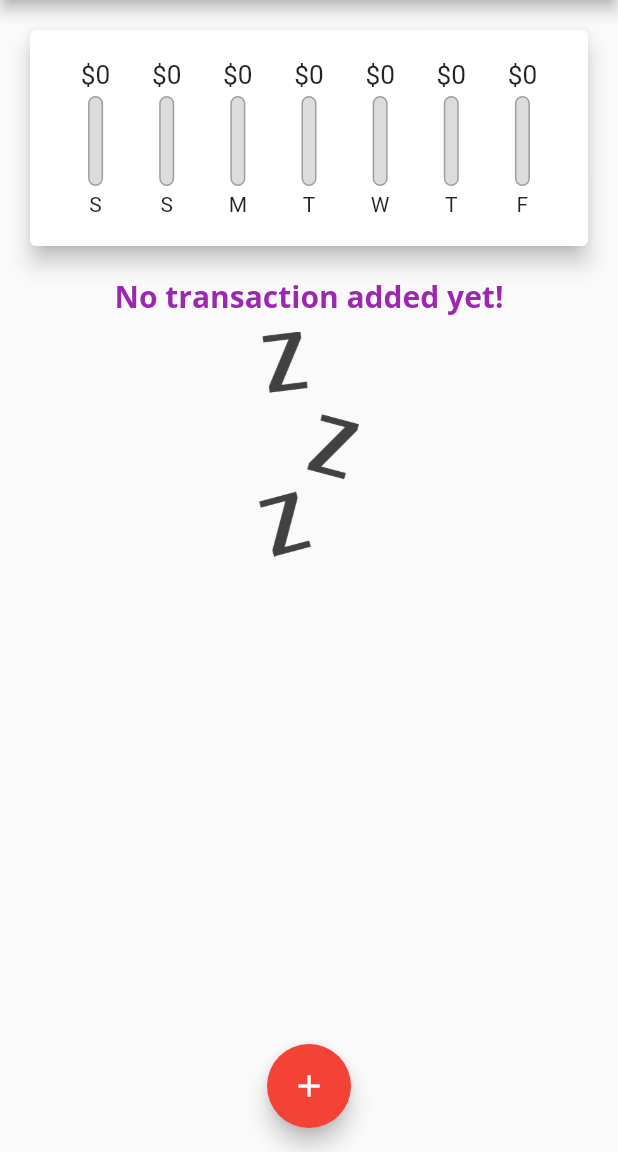
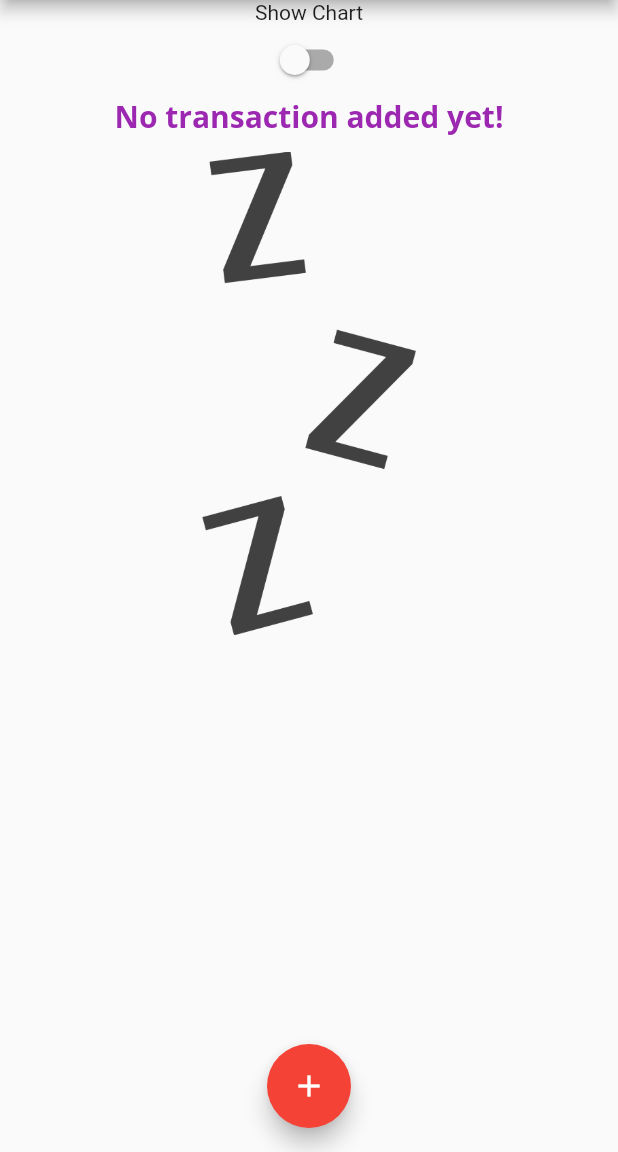
Before and after one commit to terinSeb/Flutter_Expense_Calculator, a Flutter app: the screen it shows after launch, on a phone screen of 412 x 824 dp, the part 84-1236 px from its top. Run offline on Flutter 3.47's test engine with Material 2 defaults, Android fonts, the phone set to English and light mode, and no system bars.

Commit message:
Added LayoutBuilder widget

```diff
--- a/lib/main.dart
+++ b/lib/main.dart
@@ -1,4 +1,5 @@
 import 'package:expense_calculator/widgets/chart.dart';
+// import 'package:flutter/services.dart';
 
 import './widgets/transaction_list.dart';
 
@@ -7,7 +8,14 @@ import 'package:flutter/material.dart';
 
 import 'models/transaction.dart';
 
-void main() => runApp(MyApp());
+void main() {
+  // WidgetsFlutterBinding.ensureInitialized();
+  // SystemChrome.setPreferredOrientations([
+  //   DeviceOrientation.portraitUp,
+  //   DeviceOrientation.portraitDown,
+  // ]);
+  runApp(MyApp());
+}
 
 class MyApp extends StatelessWidget {
   MyApp({Key? key}) : super(key: key);
@@ -95,17 +103,19 @@ class _MyHomePageState extends State<MyHomePage> {
     );
   }
 
+  bool _changedValue = false;
   @override
   Widget build(BuildContext context) {
-    return Scaffold(
-      appBar: AppBar(
+    final appBar = AppBar(
       title: const Text('Flutter App'),
       actions: [
         IconButton(
             onPressed: () => _shoAddNewTransaction(context),
             icon: const Icon(Icons.add))
       ],
-      ),
+    );
+    return Scaffold(
+      appBar: appBar,
       body: SingleChildScrollView(
         child: Column(
           //mainAxisAlignment: MainAxisAlignment.spaceAround,
@@ -118,11 +128,36 @@ class _MyHomePageState extends State<MyHomePage> {
             //     color: Colors.blue,
             //     child: Text('chart'),)
             //   ),
-            Chart(transactions: _recentTransaction),
-            TransactionList(
+            // ignore: sized_box_for_whitespace
+            const Text('Show Chart'),
+            Switch(
+                value: _changedValue,
+                onChanged: (val) {
+                  setState(() {
+                    _changedValue = val;
+                  });
+                }),
+            // ignore: sized_box_for_whitespace
+            _changedValue
+                // ignore: sized_box_for_whitespace
+                ? Container(
+                    height: (MediaQuery.of(context).size.height -
+                            appBar.preferredSize.height -
+                            MediaQuery.of(context).padding.top) *
+                        .7,
+                    width: MediaQuery.of(context).size.width,
+                    child: Chart(transactions: _recentTransaction))
+                // ignore: sized_box_for_whitespace
+                : Container(
+                    height: (MediaQuery.of(context).size.height -
+                            appBar.preferredSize.height -
+                            MediaQuery.of(context).padding.top) *
+                        .7,
+                    width: MediaQuery.of(context).size.width,
+                    child: TransactionList(
                       transactions: _userTransaction,
                       deleteTX: _deleteTransaction,
-            )
+                    ))
           ],
         ),
       ),
--- a/lib/widgets/chart_bar.dart
+++ b/lib/widgets/chart_bar.dart
@@ -4,41 +4,57 @@ class ChartBar extends StatelessWidget {
   final String label;
   final double spendingAmount;
   final double spendingPctOfTotal;
-  const ChartBar({Key? key,required this.label,required this.spendingAmount,required this.spendingPctOfTotal}) : super(key: key);
+  const ChartBar(
+      {Key? key,
+      required this.label,
+      required this.spendingAmount,
+      required this.spendingPctOfTotal})
+      : super(key: key);
 
   @override
   Widget build(BuildContext context) {
-    return Column(children: [
+    return LayoutBuilder(builder: (ctx, constraints) {
+      return Column(
+        children: [
           // ignore: sized_box_for_whitespace
           Container(
-        height: 20,
-        child: FittedBox(child: Text('\$${spendingAmount == 0 ? 0 :spendingAmount.toStringAsFixed(2)}'))),
-      const SizedBox(height: 4,),
+              height: constraints.maxHeight * 0.15,
+              child: FittedBox(
+                  child: Text(
+                      '\$${spendingAmount == 0 ? 0 : spendingAmount.toStringAsFixed(2)}'))),
+          SizedBox(
+            height: constraints.maxHeight * 0.05,
+          ),
           // ignore: sized_box_for_whitespace
           Container(
-        height: 60,
+            height: constraints.maxHeight * 0.6,
             width: 10,
-        child: Stack(children: [
+            child: Stack(
+              children: [
                 Container(
                   decoration: BoxDecoration(
-              border: Border.all(color: Colors.grey,width: 1.0),
+                      border: Border.all(color: Colors.grey, width: 1.0),
                       color: const Color.fromRGBO(220, 220, 220, 1),
-              borderRadius: BorderRadius.circular(10)
-            ),
+                      borderRadius: BorderRadius.circular(10)),
                 ),
                 FractionallySizedBox(
                   heightFactor: spendingPctOfTotal,
                   child: Container(
                     decoration: BoxDecoration(
-                color:  Theme.of(context).primaryColor,
-                borderRadius: BorderRadius.circular(10)
+                        color: Theme.of(context).primaryColor,
+                        borderRadius: BorderRadius.circular(10)),
+                  ),
+                )
+              ],
             ),
           ),
-          )
-        ],),
-      ),
-      const SizedBox(height:4),
-      Text(label)
-    ],);
+          SizedBox(height: constraints.maxHeight * 0.05),
+          // ignore: sized_box_for_whitespace
+          Container(
+              height: constraints.maxHeight * 0.15,
+              child: FittedBox(child: Text(label)))
+        ],
+      );
+    });
   }
 }
--- a/lib/widgets/transaction_list.dart
+++ b/lib/widgets/transaction_list.dart
@@ -14,13 +14,16 @@ class TransactionList extends StatelessWidget {
   Widget build(BuildContext context) {
     // ignore: sized_box_for_whitespace
     return Container(
-      height: 200,
+      height: 450,
       child: transactions.isEmpty
-          ? Column(
+          ? LayoutBuilder(builder: (context, constraints) {
+              return Column(
                 children: [
-                Text(
+                  FittedBox(
+                    child: Text(
                       "No transaction added yet!",
                       style: Theme.of(context).textTheme.headline6,
+                    ),
                   ),
                   const SizedBox(
                     height: 10,
@@ -28,11 +31,12 @@ class TransactionList extends StatelessWidget {
 
                   // ignore: sized_box_for_whitespace
                   Container(
-                    height: 150,
+                      height: constraints.maxHeight * 0.6,
                       child: Image.asset('assets/images/waiting.png',
                           fit: BoxFit.cover))
                 ],
-            )
+              );
+            })
           : ListView.builder(
               itemBuilder: (context, index) {
                 return Card(
```
Lines whose indentation alone changed are shown as unchanged.
